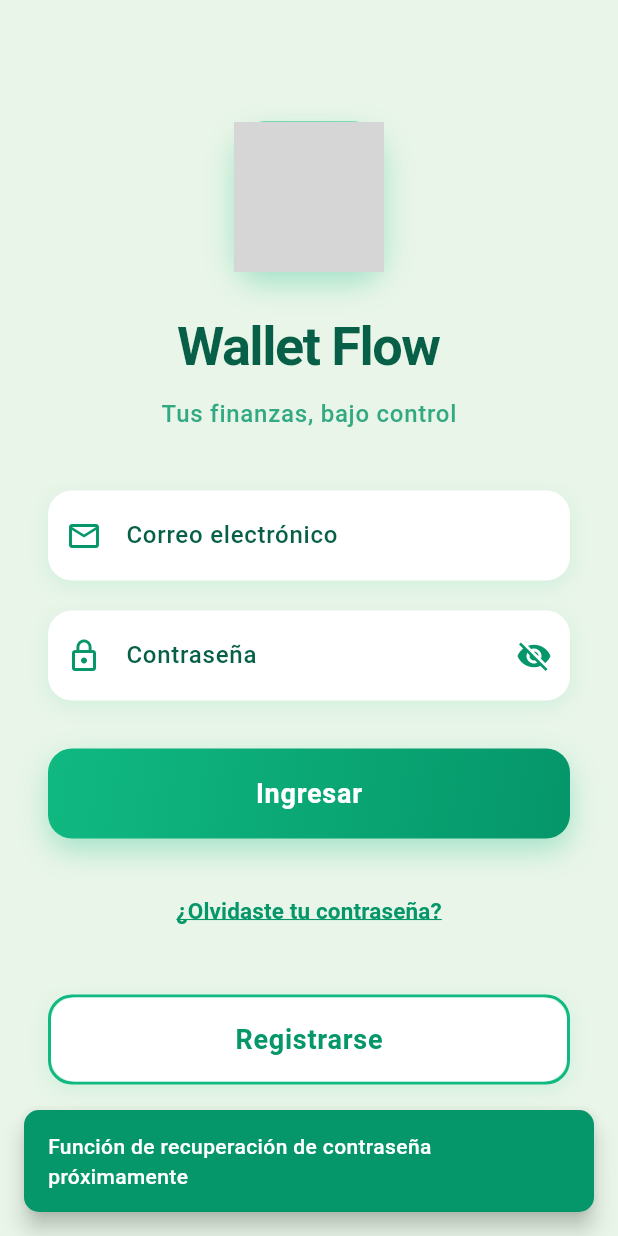
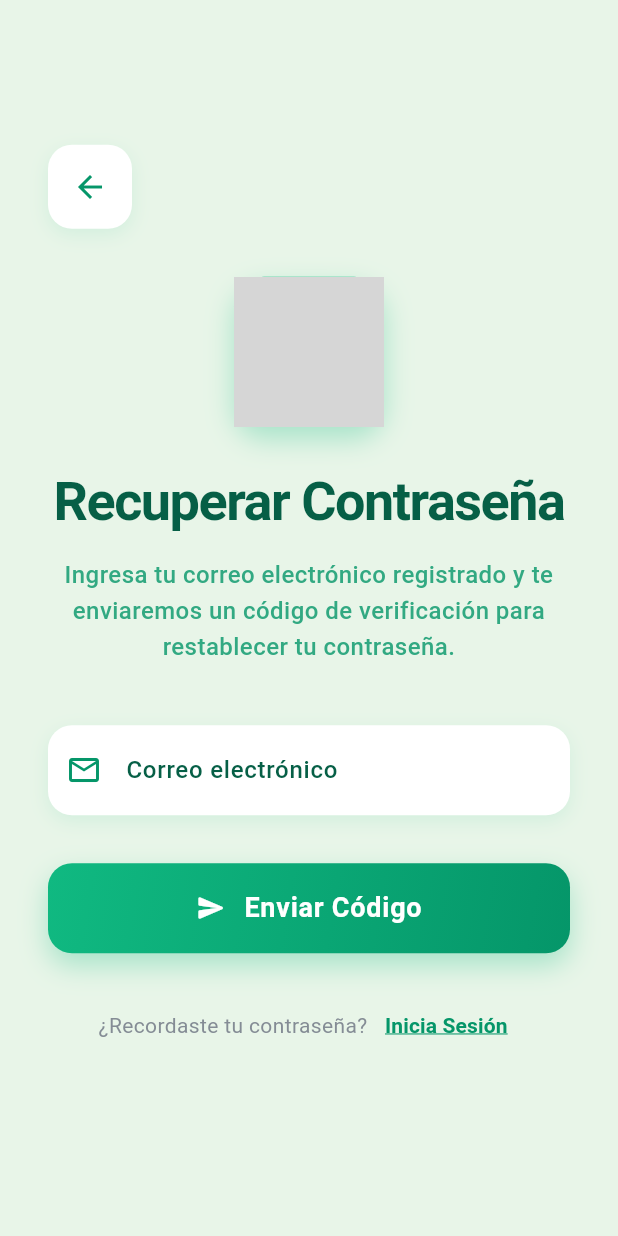
Before and after one commit to DaniielJr10/Wallet-Flow-app-movil, a Flutter app: the screen it shows after launch, after a tap on "¿Olvidaste tu contraseña?", on a phone screen of 412 x 824 dp. Run offline on Flutter 3.47's test engine with Material 3 defaults, Android fonts, the phone set to English and light mode, and no system bars; Roboto replaces fonts that are missing (SF Pro Text); grey boxes are pictures that could not be loaded.

Commit message:
se hizo pantalla de recuperar contraseña

```diff
--- a/lib/login/iniciosesion.dart
+++ b/lib/login/iniciosesion.dart
@@ -1,4 +1,5 @@
 import 'package:flutter/material.dart';
+import 'recuperar.dart';
 
 /// Pantalla de inicio de sesión de Wallet Flow
 /// Presenta un diseño moderno y responsivo con validación de campos
@@ -116,8 +117,12 @@ class _InicioSesionScreenState extends State<InicioSesionScreen> {
 
   /// Navega a la pantalla de recuperación de contraseña
   void _navigateToForgotPassword() {
-    _showSnackBar('Función de recuperación de contraseña próximamente', const Color(0xFF059669));
-    // Navigator.pushNamed(context, '/forgot-password');
+    Navigator.push(
+      context,
+      MaterialPageRoute(
+        builder: (context) => const RecuperarScreen(),
+      ),
+    );
   }
 
   /// Navega a la pantalla de registro
--- a/lib/login/recuperar.dart
+++ b/lib/login/recuperar.dart
@@ -0,0 +1,450 @@
+import 'package:flutter/material.dart';
+
+/// Pantalla de recuperar contraseña de Wallet Flow
+/// Presenta un diseño moderno y responsivo para recuperación de contraseña
+class RecuperarScreen extends StatefulWidget {
+  const RecuperarScreen({super.key});
+
+  @override
+  State<RecuperarScreen> createState() => _RecuperarScreenState();
+}
+
+class _RecuperarScreenState extends State<RecuperarScreen> {
+  // Controlador para el campo de correo
+  final _emailController = TextEditingController();
+
+  // Clave del formulario para validación
+  final _formKey = GlobalKey<FormState>();
+
+  // Estado de carga
+  bool _isLoading = false;
+
+  @override
+  void dispose() {
+    // Liberar recursos del controlador
+    _emailController.dispose();
+    super.dispose();
+  }
+
+  /// Valida el formato del email
+  String? _validateEmail(String? value) {
+    if (value == null || value.isEmpty) {
+      return 'Por favor ingresa tu correo electrónico';
+    }
+
+    final emailRegex = RegExp(r'^[\w-\.]+@([\w-]+\.)+[\w-]{2,4}$');
+    if (!emailRegex.hasMatch(value)) {
+      return 'Ingresa un correo electrónico válido';
+    }
+
+    return null;
+  }
+
+  /// Maneja el proceso de envío del código de verificación
+  Future<void> _handleSendCode() async {
+    if (!_formKey.currentState!.validate()) {
+      return;
+    }
+
+    setState(() {
+      _isLoading = true;
+    });
+
+    try {
+      // Simular proceso de envío de código
+      await Future.delayed(const Duration(seconds: 2));
+
+      // Aquí iría la lógica real de envío de código
+      // Por ejemplo: await AuthService.sendResetCode(_emailController.text);
+
+      if (mounted) {
+        _showSnackBar(
+          'Código de verificación enviado a ${_emailController.text}',
+          const Color(0xFF10B981)
+        );
+
+        // Navegar a pantalla de verificación de código
+        // Navigator.pushNamed(context, '/verify-code', arguments: _emailController.text);
+      }
+    } catch (e) {
+      if (mounted) {
+        _showSnackBar(
+          'Error al enviar el código. Verifica tu correo e intenta nuevamente.',
+          const Color(0xFFEF4444)
+        );
+      }
+    } finally {
+      if (mounted) {
+        setState(() {
+          _isLoading = false;
+        });
+      }
+    }
+  }
+
+  /// Muestra un SnackBar con el mensaje especificado
+  void _showSnackBar(String message, Color backgroundColor) {
+    ScaffoldMessenger.of(context).showSnackBar(
+      SnackBar(
+        content: Text(
+          message,
+          style: const TextStyle(
+            color: Colors.white,
+            fontWeight: FontWeight.w500,
+          ),
+        ),
+        backgroundColor: backgroundColor,
+        behavior: SnackBarBehavior.floating,
+        shape: RoundedRectangleBorder(
+          borderRadius: BorderRadius.circular(10),
+        ),
+        margin: const EdgeInsets.all(16),
+      ),
+    );
+  }
+
+  /// Navega de regreso a la pantalla de inicio de sesión
+  void _navigateBackToLogin() {
+    Navigator.pop(context);
+  }
+
+  @override
+  Widget build(BuildContext context) {
+    final size = MediaQuery.of(context).size;
+    final isTablet = size.width > 600;
+
+    return Scaffold(
+      body: Container(
+        width: double.infinity,
+        height: double.infinity,
+        color: const Color(0xFFE8F5E8), // Verde suave uniforme
+        child: SafeArea(
+          child: SingleChildScrollView(
+            physics: const BouncingScrollPhysics(),
+            child: Container(
+              constraints: BoxConstraints(
+                minHeight: size.height - MediaQuery.of(context).padding.top - MediaQuery.of(context).padding.bottom,
+              ),
+              padding: EdgeInsets.symmetric(
+                horizontal: isTablet ? size.width * 0.25 : 32,
+                vertical: 48,
+              ),
+              child: Form(
+                key: _formKey,
+                child: Container(
+                  width: double.infinity,
+                  constraints: BoxConstraints(
+                    maxWidth: isTablet ? 450 : double.infinity,
+                  ),
+                  child: Column(
+                    mainAxisAlignment: MainAxisAlignment.center,
+                    children: [
+                      // Botón de regreso
+                      _buildBackButton(),
+
+                      const SizedBox(height: 32),
+
+                      // Logo de la aplicación
+                      _buildLogo(),
+
+                      const SizedBox(height: 24),
+
+                      // Título de la pantalla
+                      _buildTitle(),
+
+                      const SizedBox(height: 40),
+
+                      // Campo de correo electrónico
+                      _buildEmailField(),
+
+                      const SizedBox(height: 32),
+
+                      // Botón de enviar código
+                      _buildSendCodeButton(),
+
+                      const SizedBox(height: 24),
+
+                      // Enlace para volver al login
+                      _buildBackToLoginLink(),
+
+                      const SizedBox(height: 20), // Espacio extra al final
+                    ],
+                  ),
+                ),
+              ),
+            ),
+          ),
+        ),
+      ),
+    );
+  }
+
+  /// Construye el botón de regreso
+  Widget _buildBackButton() {
+    return Align(
+      alignment: Alignment.centerLeft,
+      child: Container(
+        decoration: BoxDecoration(
+          color: Colors.white,
+          borderRadius: BorderRadius.circular(16),
+          boxShadow: [
+            BoxShadow(
+              color: const Color(0xFF10B981).withOpacity(0.1),
+              blurRadius: 10,
+              offset: const Offset(0, 4),
+            ),
+          ],
+        ),
+        child: Material(
+          color: Colors.transparent,
+          child: InkWell(
+            onTap: _navigateBackToLogin,
+            borderRadius: BorderRadius.circular(16),
+            child: Container(
+              padding: const EdgeInsets.all(16),
+              child: const Icon(
+                Icons.arrow_back,
+                color: Color(0xFF059669),
+                size: 24,
+              ),
+            ),
+          ),
+        ),
+      ),
+    );
+  }
+
+  /// Construye el logo de la aplicación
+  Widget _buildLogo() {
+    return Container(
+      width: 100,
+      height: 100,
+      child: Image.asset(
+        'images/logo.png',
+        fit: BoxFit.contain, // Mantiene la imagen sin recortar
+        errorBuilder: (context, error, stackTrace) {
+          // Fallback si no se encuentra la imagen
+          return Container(
+            decoration: BoxDecoration(
+              gradient: const LinearGradient(
+                begin: Alignment.topLeft,
+                end: Alignment.bottomRight,
+                colors: [Color(0xFF10B981), Color(0xFF34D399)], // Verde elegante
+              ),
+              borderRadius: BorderRadius.circular(20),
+              boxShadow: [
+                BoxShadow(
+                  color: const Color(0xFF10B981).withOpacity(0.3),
+                  blurRadius: 15,
+                  offset: const Offset(0, 8),
+                ),
+              ],
+            ),
+            child: const Icon(
+              Icons.shield_outlined,
+              color: Colors.white,
+              size: 50,
+            ),
+          );
+        },
+      ),
+    );
+  }
+
+  /// Construye el título de la pantalla
+  Widget _buildTitle() {
+    return Column(
+      children: [
+        const Text(
+          'Recuperar Contraseña',
+          style: TextStyle(
+            fontSize: 36,
+            fontWeight: FontWeight.bold,
+            color: Color(0xFF065F46), // Verde oscuro elegante
+            letterSpacing: -1.0,
+          ),
+          textAlign: TextAlign.center,
+        ),
+        const SizedBox(height: 12),
+        Text(
+          'Ingresa tu correo electrónico registrado y te enviaremos un código de verificación para restablecer tu contraseña.',
+          style: TextStyle(
+            fontSize: 16,
+            color: const Color(0xFF059669).withOpacity(0.8), // Verde medio
+            fontWeight: FontWeight.w500,
+            height: 1.5,
+            letterSpacing: 0.3,
+          ),
+          textAlign: TextAlign.center,
+        ),
+      ],
+    );
+  }
+
+  /// Construye el campo de correo electrónico
+  Widget _buildEmailField() {
+    return Container(
+      decoration: BoxDecoration(
+        borderRadius: BorderRadius.circular(16),
+        boxShadow: [
+          BoxShadow(
+            color: const Color(0xFF10B981).withOpacity(0.1),
+            blurRadius: 10,
+            offset: const Offset(0, 4),
+          ),
+        ],
+      ),
+      child: TextFormField(
+        controller: _emailController,
+        keyboardType: TextInputType.emailAddress,
+        textInputAction: TextInputAction.done,
+        validator: _validateEmail,
+        onFieldSubmitted: (_) => _handleSendCode(),
+        decoration: InputDecoration(
+          labelText: 'Correo electrónico',
+          hintText: 'ejemplo@correo.com',
+          prefixIcon: const Icon(
+            Icons.email_outlined,
+            color: Color(0xFF059669),
+          ),
+          border: OutlineInputBorder(
+            borderRadius: BorderRadius.circular(16),
+            borderSide: BorderSide.none,
+          ),
+          filled: true,
+          fillColor: Colors.white,
+          contentPadding: const EdgeInsets.symmetric(
+            horizontal: 20,
+            vertical: 18,
+          ),
+          labelStyle: const TextStyle(
+            color: Color(0xFF065F46),
+            fontWeight: FontWeight.w500,
+          ),
+          hintStyle: TextStyle(
+            color: const Color(0xFF6B7280).withOpacity(0.7),
+          ),
+          focusedBorder: OutlineInputBorder(
+            borderRadius: BorderRadius.circular(16),
+            borderSide: const BorderSide(
+              color: Color(0xFF10B981),
+              width: 2,
+            ),
+          ),
+          errorBorder: OutlineInputBorder(
+            borderRadius: BorderRadius.circular(16),
+            borderSide: const BorderSide(
+              color: Color(0xFFEF4444),
+              width: 2,
+            ),
+          ),
+          focusedErrorBorder: OutlineInputBorder(
+            borderRadius: BorderRadius.circular(16),
+            borderSide: const BorderSide(
+              color: Color(0xFFEF4444),
+              width: 2,
+            ),
+          ),
+        ),
+      ),
+    );
+  }
+
+  /// Construye el botón de enviar código
+  Widget _buildSendCodeButton() {
+    return Container(
+      width: double.infinity,
+      height: 60,
+      decoration: BoxDecoration(
+        borderRadius: BorderRadius.circular(16),
+        gradient: const LinearGradient(
+          begin: Alignment.topLeft,
+          end: Alignment.bottomRight,
+          colors: [
+            Color(0xFF10B981), // Verde principal
+            Color(0xFF059669), // Verde más oscuro
+          ],
+        ),
+        boxShadow: [
+          BoxShadow(
+            color: const Color(0xFF10B981).withOpacity(0.3),
+            blurRadius: 15,
+            offset: const Offset(0, 8),
+          ),
+        ],
+      ),
+      child: ElevatedButton(
+        onPressed: _isLoading ? null : _handleSendCode,
+        style: ElevatedButton.styleFrom(
+          backgroundColor: Colors.transparent,
+          foregroundColor: Colors.white,
+          elevation: 0,
+          shadowColor: Colors.transparent,
+          shape: RoundedRectangleBorder(
+            borderRadius: BorderRadius.circular(16),
+          ),
+        ),
+        child: _isLoading
+            ? const SizedBox(
+                width: 28,
+                height: 28,
+                child: CircularProgressIndicator(
+                  color: Colors.white,
+                  strokeWidth: 3,
+                ),
+              )
+            : Row(
+                mainAxisAlignment: MainAxisAlignment.center,
+                children: const [
+                  Icon(
+                    Icons.send_rounded,
+                    size: 20,
+                  ),
+                  SizedBox(width: 12),
+                  Text(
+                    'Enviar Código',
+                    style: TextStyle(
+                      fontSize: 18,
+                      fontWeight: FontWeight.bold,
+                      letterSpacing: 0.5,
+                    ),
+                  ),
+                ],
+              ),
+      ),
+    );
+  }
+
+  /// Construye el enlace para volver al login
+  Widget _buildBackToLoginLink() {
+    return Row(
+      mainAxisAlignment: MainAxisAlignment.center,
+      children: [
+        Text(
+          '¿Recordaste tu contraseña? ',
+          style: TextStyle(
+            color: const Color(0xFF6B7280).withOpacity(0.8),
+            fontSize: 14,
+            fontWeight: FontWeight.w400,
+          ),
+        ),
+        TextButton(
+          onPressed: _navigateBackToLogin,
+          style: TextButton.styleFrom(
+            padding: const EdgeInsets.symmetric(horizontal: 8, vertical: 4),
+          ),
+          child: const Text(
+            'Inicia Sesión',
+            style: TextStyle(
+              color: Color(0xFF059669),
+              fontSize: 14,
+              fontWeight: FontWeight.w600,
+              decoration: TextDecoration.underline,
+              decorationColor: Color(0xFF059669),
+            ),
+          ),
+        ),
+      ],
+    );
+  }
+}
```
